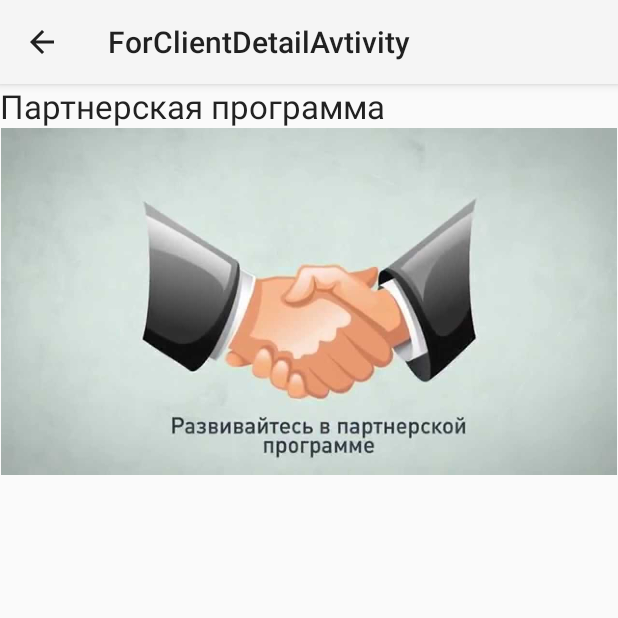
After one commit to DesmondAndroid/PectoralPawnShopApplication, an Android app: the ForClientDetailAvtivity screen opened directly, with no data from a screen before it, on a phone screen of 412 x 824 dp, the top half of it. The commit adds this screen. Run offline under Robolectric (Android 15) with nearby library versions, the phone set to English and light mode, and no system bars; 1 statement that could not run was skipped.

Commit message:
add DetailActivity forClient section

```diff
--- a/app/src/main/java/com/vadym/pectoralepawnshop/ClientSection.java
+++ b/app/src/main/java/com/vadym/pectoralepawnshop/ClientSection.java
@@ -9,8 +9,8 @@ public class ClientSection {
     private int imageResourceId;
 
     public static final ClientSection[] topics = {
-            new ClientSection("Partner programm", R.drawable.partnprogramm),
-            new ClientSection("Credit Limit", R.drawable.kreditnylimit)
+            new ClientSection("Партнерская программа", R.drawable.partnprogramm),
+            new ClientSection("Кредитная линия", R.drawable.kreditnylimit)
     };
 
     private ClientSection(String name, int imageResourceId) {
--- /dev/null
+++ b/app/src/main/java/com/vadym/pectoralepawnshop/ForClientDetailAvtivity.java
@@ -0,0 +1,30 @@
+package com.vadym.pectoralepawnshop;
+
+import android.os.Bundle;
+import android.app.Activity;
+import android.widget.ImageView;
+import android.widget.TextView;
+
+public class ForClientDetailAvtivity extends Activity {
+
+    public static final String EXTRA_TOPICNO = "topicNo";
+
+    @Override
+    protected void onCreate(Bundle savedInstanceState) {
+        super.onCreate(savedInstanceState);
+        setContentView(R.layout.activity_for_client_detail_avtivity);
+
+        //Включение кнопки Вверх
+        getActionBar().setDisplayHomeAsUpEnabled(true);
+        //Вывод подробной информации о пицце
+        int topicNo = (Integer)getIntent().getExtras().get(EXTRA_TOPICNO);
+        String topicName = ClientSection.topics[topicNo].getName();
+        TextView textView = (TextView)findViewById(R.id.pizza_text);
+        textView.setText(topicName);
+        int topicImage = ClientSection.topics[topicNo].getImageResourceId();
+        ImageView imageView = (ImageView)findViewById(R.id.pizza_image);
+        imageView.setImageDrawable(getResources().getDrawable(topicImage));
+        imageView.setContentDescription(topicName);
+    }
+
+}
--- /dev/null
+++ b/app/src/main/res/layout/activity_for_client_detail_avtivity.xml
@@ -0,0 +1,20 @@
+<?xml version="1.0" encoding="utf-8"?>
+<LinearLayout xmlns:android="http://schemas.android.com/apk/res/android"
+    xmlns:tools="http://schemas.android.com/tools"
+    android:layout_width="match_parent"
+    android:layout_height="match_parent"
+    android:orientation="vertical"
+    tools:context="com.vadym.pectoralepawnshop.ForClientDetailAvtivity">
+
+    <TextView
+        android:id="@+id/pizza_text"
+        android:layout_width="wrap_content"
+        android:layout_height="wrap_content"
+        android:textAppearance="?android:attr/textAppearanceLarge" />
+    <ImageView
+        android:id="@+id/pizza_image"
+        android:layout_height="wrap_content"
+        android:layout_width="match_parent"
+        android:adjustViewBounds="true"/>
+
+</LinearLayout>
--- a/app/src/main/res/values/strings.xml
+++ b/app/src/main/res/values/strings.xml
@@ -39,4 +39,5 @@
 
     <!-- TODO: Remove or change this placeholder text -->
     <string name="hello_blank_fragment">Hello blank fragment</string>
+    <string name="title_activity_for_client_detail_avtivity">ForClientDetailAvtivity</string>
 </resources>
```
Also changed, not shown: app/src/main/AndroidManifest.xml (+7 -6 lines), app/src/main/java/com/vadym/pectoralepawnshop/CaptionedImagesAdapter.java (+18 -1 lines), app/src/main/java/com/vadym/pectoralepawnshop/ForClientMaterialFragment.java (+10 -1 lines).
